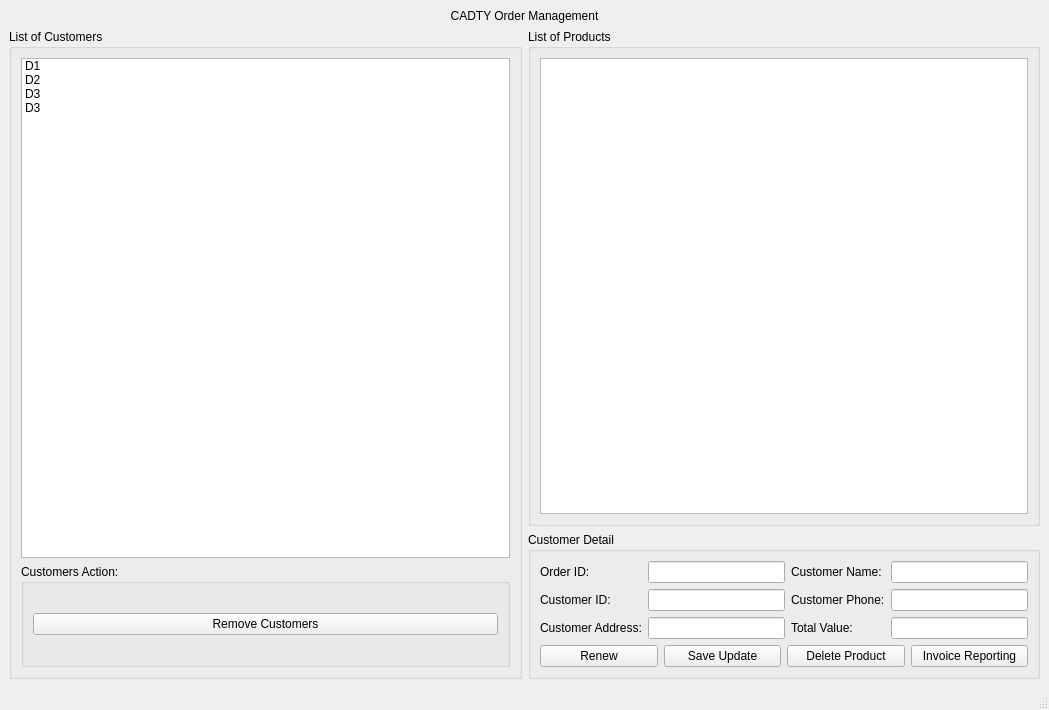
duckbumbum301/FinalProject, file Ui/WarehouseManagement.ui: the form before one commit.
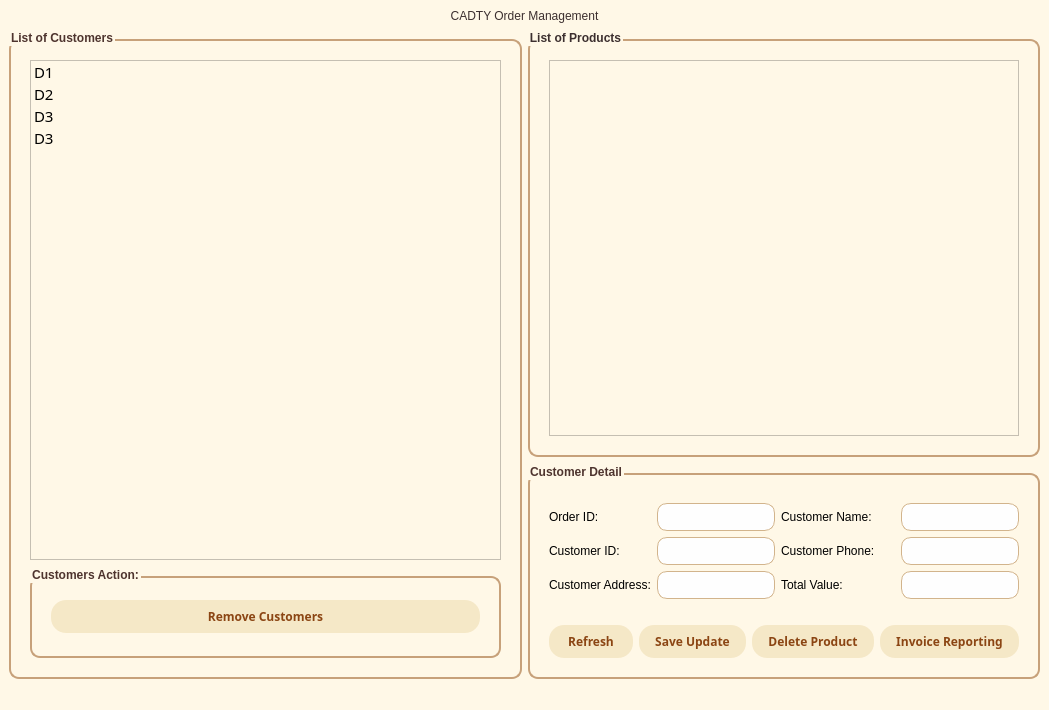
The form after the commit.

```diff
--- a/Ui/WarehouseManagement.ui
+++ b/Ui/WarehouseManagement.ui
@@ -13,12 +13,16 @@
   <property name="windowTitle">
    <string>Warehouse Management</string>
   </property>
+  <property name="styleSheet">
+   <string notr="true">background-color:#FFF8E7;</string>
+  </property>
   <widget class="QWidget" name="centralwidget">
    <layout class="QVBoxLayout" name="verticalLayoutMain">
     <item>
      <widget class="QLabel" name="labelTitle">
       <property name="styleSheet">
-       <string>font: 20pt &quot;MS Shell Dlg 2&quot;;</string>
+       <string notr="true">color:#3C2F2F;
+font: 20pt &quot;Mongolian Baiti&quot;;</string>
       </property>
       <property name="text">
        <string>CADTY Order Management</string>
@@ -32,6 +36,17 @@
      <layout class="QHBoxLayout" name="horizontalLayoutContent">
       <item>
        <widget class="QGroupBox" name="groupBoxCustomers">
+        <property name="styleSheet">
+         <string notr="true">QGroupBox {
+    border: 2px solid #C7A17A;
+    border-radius: 10px;
+    margin-top: 10px;
+    padding: 10px;
+    font-weight: bold;
+    color: #4E342E;	
+	font: 12pt &quot;Mongolian Baiti&quot;;
+}</string>
+        </property>
         <property name="title">
          <string>List of Customers</string>
         </property>
@@ -44,25 +59,72 @@
              <height>500</height>
             </size>
            </property>
+           <property name="styleSheet">
+            <string notr="true">QHeaderView::section {
+    background-color: #F5E8C7; 
+    color: #3C2F2F;
+    padding: 5px;
+    border: 1px solid #C7A17A; 
+    font-weight: bold;
+	font: 11pt &quot;Mongolian Baiti&quot;;
+}
+
+
+QHeaderView::section:hover {
+    background-color: #FFC1CC; 
+	font: 11pt &quot;Mongolian Baiti&quot;;
+}
+
+QTableWidget#productsTable::item {
+    background-color: #FEFEFE; 
+    border: 1px solid #C7A17A; 
+	font: 11pt &quot;Mongolian Baiti&quot;;
+    padding: 5px;
+}</string>
+           </property>
            <item>
             <property name="text">
              <string>D1</string>
             </property>
+            <property name="font">
+             <font>
+              <family>Mongolian Baiti</family>
+              <pointsize>11</pointsize>
+             </font>
+            </property>
            </item>
            <item>
             <property name="text">
              <string>D2</string>
             </property>
+            <property name="font">
+             <font>
+              <family>Mongolian Baiti</family>
+              <pointsize>11</pointsize>
+             </font>
+            </property>
            </item>
            <item>
             <property name="text">
              <string>D3</string>
             </property>
+            <property name="font">
+             <font>
+              <family>Mongolian Baiti</family>
+              <pointsize>11</pointsize>
+             </font>
+            </property>
            </item>
            <item>
             <property name="text">
              <string>D3</string>
             </property>
+            <property name="font">
+             <font>
+              <family>Mongolian Baiti</family>
+              <pointsize>11</pointsize>
+             </font>
+            </property>
            </item>
           </widget>
          </item>
@@ -76,6 +138,36 @@
              <layout class="QHBoxLayout" name="horizontalLayout">
               <item>
                <widget class="QPushButton" name="pushButtonRemoveCustomer">
+                <property name="font">
+                 <font>
+                  <family>Arial,sans-serif</family>
+                  <pointsize>-1</pointsize>
+                  <weight>75</weight>
+                  <bold>true</bold>
+                 </font>
+                </property>
+                <property name="styleSheet">
+                 <string notr="true">
+QPushButton {
+    background-color: #F5E8C7;
+    color: #8B4513; 
+    padding: 8px 16px;
+    border: none;
+    border-radius: 15px;
+    font-family: 'Arial', sans-serif;
+    font-size: 12px;
+    font-weight: bold;
+    text-transform: uppercase;
+}
+
+QPushButton:hover {
+    background-color: #FFD700; 
+}
+
+QPushButton:pressed {
+    background-color: #D2B48C;
+}</string>
+                </property>
                 <property name="text">
                  <string>Remove Customers</string>
                 </property>
@@ -93,12 +185,46 @@
        <layout class="QVBoxLayout" name="verticalLayout1">
         <item>
          <widget class="QGroupBox" name="groupBoxProductList">
+          <property name="styleSheet">
+           <string notr="true">QGroupBox {
+    border: 2px solid #C7A17A;
+    border-radius: 10px;
+    margin-top: 10px;
+    padding: 10px;
+    font-weight: bold;
+    color: #3C2F2F;
+	font: 12pt &quot;Mongolian Baiti&quot;;
+}</string>
+          </property>
           <property name="title">
            <string>List of Products</string>
           </property>
           <layout class="QVBoxLayout" name="verticalLayoutProductList">
            <item>
             <widget class="QTableWidget" name="tableWidgetProduct">
+             <property name="styleSheet">
+              <string notr="true">QHeaderView::section {
+    background-color: #F5E8C7; 
+    color: #3C2F2F;
+    padding: 5px;
+    border: 1px solid #C7A17A; 
+    font-weight: bold;
+	font: 11pt &quot;Mongolian Baiti&quot;;
+}
+
+
+QHeaderView::section:hover {
+    background-color: #FFC1CC; 
+	font: 11pt &quot;Mongolian Baiti&quot;;
+}
+
+QTableWidget#productsTable::item {
+    background-color: #FEFEFE; 
+    border: 1px solid #C7A17A; 
+    padding: 5px;
+	font: 11pt &quot;Mongolian Baiti&quot;;
+}</string>
+             </property>
              <property name="rowCount">
               <number>0</number>
              </property>
@@ -112,65 +238,276 @@
         </item>
         <item>
          <widget class="QGroupBox" name="groupBoxProductDetail">
+          <property name="styleSheet">
+           <string notr="true">QGroupBox {
+    border: 2px solid #C7A17A;
+    border-radius: 10px;
+    margin-top: 10px;
+    padding: 10px;
+    font-weight: bold;
+    color: #4E342E;	
+	font: 12pt &quot;Mongolian Baiti&quot;;
+}</string>
+          </property>
           <property name="title">
            <string>Customer Detail</string>
           </property>
           <layout class="QGridLayout" name="gridLayoutProductManageDetail">
-           <item row="0" column="1">
-            <widget class="QLineEdit" name="lineEditOrderID"/>
+           <item row="2" column="1">
+            <widget class="QLineEdit" name="lineEditCustomerID">
+             <property name="styleSheet">
+              <string notr="true">QLineEdit {
+    background-color: #FEFEFE; 
+    border: 1px solid #D2B48C; 
+    border-radius: 10px;
+    padding: 5px;
+	font: 75 10pt &quot;Georgia&quot;;
+    color: #8B4513; 
+}
+
+QLineEdit:focus {
+    border: 2px solid #FFD700; 
+}</string>
+             </property>
+            </widget>
            </item>
-           <item row="0" column="0">
+           <item row="1" column="1">
+            <widget class="QLineEdit" name="lineEditOrderID">
+             <property name="styleSheet">
+              <string notr="true">QLineEdit {
+    background-color: #FEFEFE; 
+    border: 1px solid #D2B48C; 
+    border-radius: 10px;
+    padding: 5px;
+	font: 75 10pt &quot;Georgia&quot;;
+    color: #8B4513; 
+}
+
+QLineEdit:focus {
+    border: 2px solid #FFD700; 
+}</string>
+             </property>
+            </widget>
+           </item>
+           <item row="1" column="0">
             <widget class="QLabel" name="label2">
+             <property name="styleSheet">
+              <string notr="true">font: 11pt &quot;Mongolian Baiti&quot;;</string>
+             </property>
              <property name="text">
               <string>Order ID:</string>
              </property>
             </widget>
            </item>
-           <item row="0" column="2">
+           <item row="1" column="2">
             <widget class="QLabel" name="label3">
+             <property name="styleSheet">
+              <string notr="true">font: 11pt &quot;Mongolian Baiti&quot;;</string>
+             </property>
              <property name="text">
               <string>Customer Name:</string>
              </property>
             </widget>
            </item>
-           <item row="1" column="1">
-            <widget class="QLineEdit" name="lineEditCustomerID"/>
-           </item>
-           <item row="0" column="3">
-            <widget class="QLineEdit" name="lineEditCustomerName"/>
-           </item>
-           <item row="1" column="3">
+           <item row="2" column="3">
             <widget class="QLineEdit" name="lineEditPhone">
+             <property name="styleSheet">
+              <string notr="true">QLineEdit {
+    background-color: #FEFEFE; 
+    border: 1px solid #D2B48C; 
+    border-radius: 10px;
+    padding: 5px;
+	font: 75 10pt &quot;Georgia&quot;;
+    color: #8B4513; 
+}
+
+QLineEdit:focus {
+    border: 2px solid #FFD700; 
+}</string>
+             </property>
              <property name="echoMode">
               <enum>QLineEdit::Normal</enum>
              </property>
             </widget>
            </item>
-           <item row="1" column="2">
+           <item row="1" column="3">
+            <widget class="QLineEdit" name="lineEditCustomerName">
+             <property name="styleSheet">
+              <string notr="true">QLineEdit {
+    background-color: #FEFEFE; 
+    border: 1px solid #D2B48C; 
+    border-radius: 10px;
+    padding: 5px;
+	font: 75 10pt &quot;Georgia&quot;;
+    color: #8B4513; 
+}
+
+QLineEdit:focus {
+    border: 2px solid #FFD700; 
+}</string>
+             </property>
+            </widget>
+           </item>
+           <item row="2" column="2">
             <widget class="QLabel" name="label5">
+             <property name="styleSheet">
+              <string notr="true">font: 11pt &quot;Mongolian Baiti&quot;;</string>
+             </property>
              <property name="text">
               <string>Customer Phone:</string>
              </property>
             </widget>
            </item>
-           <item row="1" column="0">
+           <item row="2" column="0">
             <widget class="QLabel" name="label6">
+             <property name="styleSheet">
+              <string notr="true">font: 11pt &quot;Mongolian Baiti&quot;;</string>
+             </property>
              <property name="text">
               <string>Customer ID:</string>
              </property>
             </widget>
            </item>
-           <item row="5" column="0" colspan="4">
+           <item row="3" column="1">
+            <widget class="QLineEdit" name="lineEditAddress">
+             <property name="styleSheet">
+              <string notr="true">QLineEdit {
+    background-color: #FEFEFE; 
+    border: 1px solid #D2B48C; 
+    border-radius: 10px;
+    padding: 5px;
+	font: 75 10pt &quot;Georgia&quot;;
+    color: #8B4513; 
+}
+
+QLineEdit:focus {
+    border: 2px solid #FFD700; 
+}</string>
+             </property>
+            </widget>
+           </item>
+           <item row="3" column="3">
+            <widget class="QLineEdit" name="lineEditTotalValue">
+             <property name="styleSheet">
+              <string notr="true">QLineEdit {
+    background-color: #FEFEFE; 
+    border: 1px solid #D2B48C; 
+    border-radius: 10px;
+    padding: 5px;
+	font: 75 10pt &quot;Georgia&quot;;
+    color: #8B4513; 
+}
+
+QLineEdit:focus {
+    border: 2px solid #FFD700; 
+}</string>
+             </property>
+            </widget>
+           </item>
+           <item row="3" column="2">
+            <widget class="QLabel" name="label">
+             <property name="styleSheet">
+              <string notr="true">font: 11pt &quot;Mongolian Baiti&quot;;</string>
+             </property>
+             <property name="text">
+              <string>Total Value:</string>
+             </property>
+            </widget>
+           </item>
+           <item row="3" column="0">
+            <widget class="QLabel" name="label6_2">
+             <property name="styleSheet">
+              <string notr="true">font: 11pt &quot;Mongolian Baiti&quot;;</string>
+             </property>
+             <property name="text">
+              <string>Customer Address:</string>
+             </property>
+            </widget>
+           </item>
+           <item row="0" column="1">
+            <spacer name="horizontalSpacer_2">
+             <property name="orientation">
+              <enum>Qt::Horizontal</enum>
+             </property>
+             <property name="sizeHint" stdset="0">
+              <size>
+               <width>35</width>
+               <height>9</height>
+              </size>
+             </property>
+            </spacer>
+           </item>
+           <item row="8" column="0" colspan="4">
             <layout class="QHBoxLayout" name="horizontalLayoutButtons">
              <item>
               <widget class="QPushButton" name="pushButtonClear">
+               <property name="font">
+                <font>
+                 <family>Arial,sans-serif</family>
+                 <pointsize>-1</pointsize>
+                 <weight>75</weight>
+                 <bold>true</bold>
+                </font>
+               </property>
+               <property name="styleSheet">
+                <string notr="true">
+QPushButton {
+    background-color: #F5E8C7;
+    color: #8B4513; 
+    padding: 8px 16px;
+    border: none;
+    border-radius: 15px;
+    font-family: 'Arial', sans-serif;
+    font-size: 12px;
+    font-weight: bold;
+    text-transform: uppercase;
+}
+
+QPushButton:hover {
+    background-color: #FFD700; 
+}
+
+QPushButton:pressed {
+    background-color: #D2B48C;
+}</string>
+               </property>
                <property name="text">
-                <string>Renew</string>
+                <string>Refresh</string>
                </property>
               </widget>
              </item>
              <item>
               <widget class="QPushButton" name="pushButtonSaveUpdate">
+               <property name="font">
+                <font>
+                 <family>Arial,sans-serif</family>
+                 <pointsize>-1</pointsize>
+                 <weight>75</weight>
+                 <bold>true</bold>
+                </font>
+               </property>
+               <property name="styleSheet">
+                <string notr="true">
+QPushButton {
+    background-color: #F5E8C7;
+    color: #8B4513; 
+    padding: 8px 16px;
+    border: none;
+    border-radius: 15px;
+    font-family: 'Arial', sans-serif;
+    font-size: 12px;
+    font-weight: bold;
+    text-transform: uppercase;
+}
+
+QPushButton:hover {
+    background-color: #FFD700; 
+}
+
+QPushButton:pressed {
+    background-color: #D2B48C;
+}</string>
+               </property>
                <property name="text">
                 <string>Save Update</string>
                </property>
@@ -178,6 +515,36 @@
              </item>
              <item>
               <widget class="QPushButton" name="pushButtonDelete">
+               <property name="font">
+                <font>
+                 <family>Arial,sans-serif</family>
+                 <pointsize>-1</pointsize>
+                 <weight>75</weight>
+                 <bold>true</bold>
+                </font>
+               </property>
+               <property name="styleSheet">
+                <string notr="true">
+QPushButton {
+    background-color: #F5E8C7;
+    color: #8B4513; 
+    padding: 8px 16px;
+    border: none;
+    border-radius: 15px;
+    font-family: 'Arial', sans-serif;
+    font-size: 12px;
+    font-weight: bold;
+    text-transform: uppercase;
+}
+
+QPushButton:hover {
+    background-color: #FFD700; 
+}
+
+QPushButton:pressed {
+    background-color: #D2B48C;
+}</string>
+               </property>
                <property name="text">
                 <string>Delete Product</string>
                </property>
@@ -185,6 +552,36 @@
              </item>
              <item>
               <widget class="QPushButton" name="pushButtonInvoiceReporting">
+               <property name="font">
+                <font>
+                 <family>Arial,sans-serif</family>
+                 <pointsize>-1</pointsize>
+                 <weight>75</weight>
+                 <bold>true</bold>
+                </font>
+               </property>
+               <property name="styleSheet">
+                <string notr="true">
+QPushButton {
+    background-color: #F5E8C7;
+    color: #8B4513; 
+    padding: 8px 16px;
+    border: none;
+    border-radius: 15px;
+    font-family: 'Arial', sans-serif;
+    font-size: 12px;
+    font-weight: bold;
+    text-transform: uppercase;
+}
+
+QPushButton:hover {
+    background-color: #FFD700; 
+}
+
+QPushButton:pressed {
+    background-color: #D2B48C;
+}</string>
+               </property>
                <property name="text">
                 <string>Invoice Reporting</string>
                </property>
@@ -192,25 +589,18 @@
              </item>
             </layout>
            </item>
-           <item row="2" column="1">
-            <widget class="QLineEdit" name="lineEditAddress"/>
-           </item>
-           <item row="2" column="3">
-            <widget class="QLineEdit" name="lineEditTotalValue"/>
-           </item>
-           <item row="2" column="2">
-            <widget class="QLabel" name="label">
-             <property name="text">
-              <string>Total Value:</string>
+           <item row="5" column="2">
+            <spacer name="horizontalSpacer">
+             <property name="orientation">
+              <enum>Qt::Horizontal</enum>
              </property>
-            </widget>
-           </item>
-           <item row="2" column="0">
-            <widget class="QLabel" name="label6_2">
-             <property name="text">
-              <string>Customer Address:</string>
+             <property name="sizeHint" stdset="0">
+              <size>
+               <width>40</width>
+               <height>20</height>
+              </size>
              </property>
-            </widget>
+            </spacer>
            </item>
           </layout>
          </widget>
```
